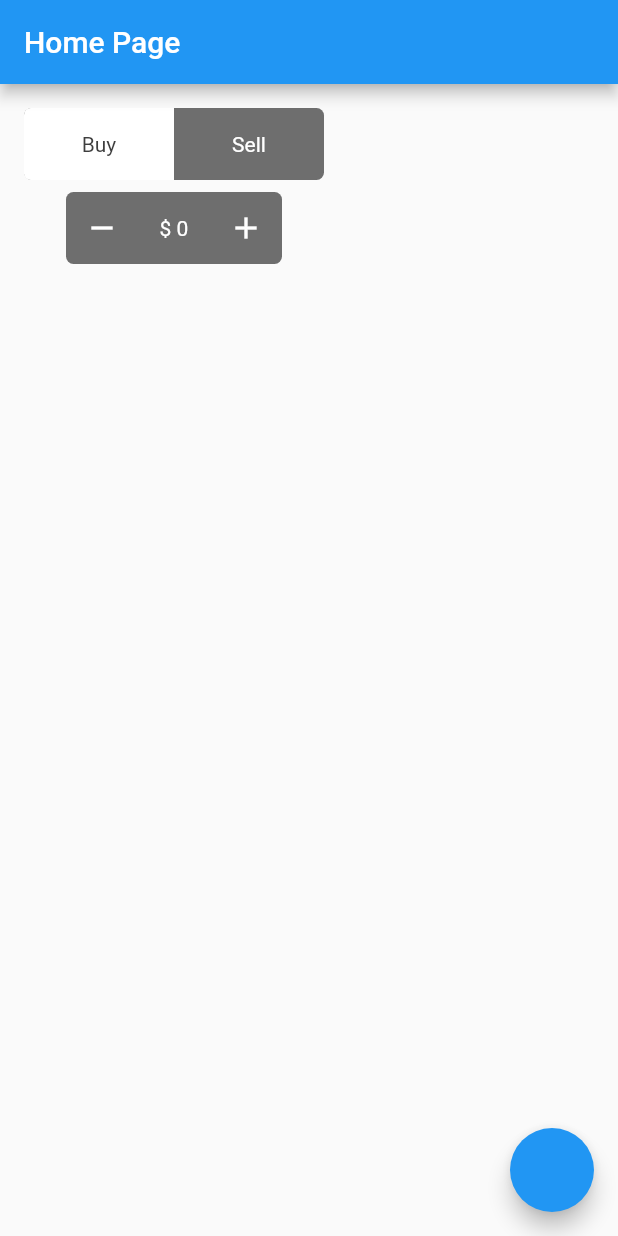
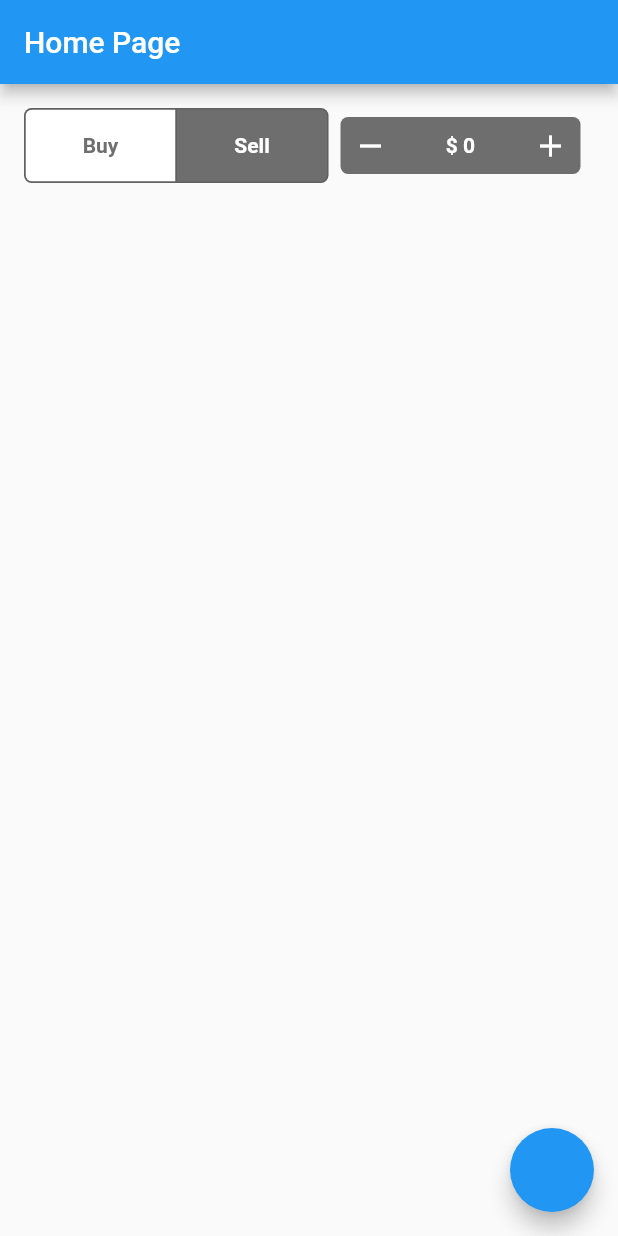
Before and after one commit to hamed-fs/flutter_binary_simple_app, a Flutter app: the screen it shows after launch, after a tap on the "remove" icon, on a phone screen of 412 x 824 dp. Run offline on Flutter 3.47's test engine with Material 2 defaults, Android fonts, the phone set to English and light mode, and no system bars.

Commit message:
- refactor value stepper

```diff
--- a/lib/pages/home_page.dart
+++ b/lib/pages/home_page.dart
@@ -23,7 +23,7 @@ class _HomePageState extends State<HomePage> {
         ),
         body: Padding(
           padding: const EdgeInsets.all(8.0),
-          child: Column(
+          child: Row(
             children: <Widget>[
               Padding(
                 padding: const EdgeInsets.all(8.0),
@@ -36,7 +36,7 @@ class _HomePageState extends State<HomePage> {
                 initialValue: stepperValue,
                 prefix: '\$',
                 stepSize: 100.0,
-                callback: (value) => print(value),
+                callback: null,
               ),
             ],
           ),
--- a/lib/theme/app_theme.dart
+++ b/lib/theme/app_theme.dart
@@ -1,29 +1,32 @@
 import 'package:flutter/material.dart';
 
 class AppTheme {
-  static Color accentCoralRed = Color(0xFFFF444F);
-  static Color accentGulfStream = Color(0xFF85ACB0);
+  static Color accentCoralRedColor = Color(0xFFFF444F);
+  static Color accentGulfStreamColor = Color(0xFF85ACB0);
 
-  static Color brickRed = Color(0xFFCC2E3D);
-  static Color persianGreen = Color(0xFF00A79E);
+  static Color brickRedColor = Color(0xFFCC2E3D);
+  static Color persianGreenColor = Color(0xFF00A79E);
 
-  static Color prominent = Color(0xFFFFFFFF);
-  static Color general = Color(0xFFC2C2C2);
-  static Color lessProminent = Color(0xFF6E6E6E);
-  static Color disabled = Color(0xFF3E3E3E);
+  static Color prominentColor = Color(0xFFFFFFFF);
+  static Color generalColor = Color(0xFFC2C2C2);
+  static Color lessProminentColor = Color(0xFF6E6E6E);
+  static Color disabledColor = Color(0xFF3E3E3E);
 
-  static TextStyle display3 = TextStyle(fontSize: 56.0, fontWeight: FontWeight.normal);
-  static TextStyle display2 = TextStyle(fontSize: 45.0, fontWeight: FontWeight.normal);
-  static TextStyle display1 = TextStyle(fontSize: 34.0, fontWeight: FontWeight.normal);
+  static TextStyle display3Style = TextStyle(fontSize: 56.0, fontWeight: FontWeight.normal, color: prominentColor);
+  static TextStyle display2Style = TextStyle(fontSize: 45.0, fontWeight: FontWeight.normal, color: prominentColor);
+  static TextStyle display1Style = TextStyle(fontSize: 34.0, fontWeight: FontWeight.normal, color: prominentColor);
 
-  static TextStyle headline = TextStyle(fontSize: 24.0, fontWeight: FontWeight.normal);
-  static TextStyle title = TextStyle(fontSize: 20.0, fontWeight: FontWeight.normal);
-  static TextStyle subheading = TextStyle(fontSize: 16.0, fontWeight: FontWeight.normal);
+  static TextStyle headlineStyle = TextStyle(fontSize: 24.0, fontWeight: FontWeight.normal, color: prominentColor);
+  static TextStyle titleStyle = TextStyle(fontSize: 20.0, fontWeight: FontWeight.normal, color: prominentColor);
+  static TextStyle subheadingStyle = TextStyle(fontSize: 16.0, fontWeight: FontWeight.normal, color: prominentColor);
 
-  static TextStyle body2 = TextStyle(fontSize: 14.0, fontWeight: FontWeight.bold);
-  static TextStyle body1 = TextStyle(fontSize: 14.0, fontWeight: FontWeight.normal);
+  static TextStyle body2Style = TextStyle(fontSize: 14.0, fontWeight: FontWeight.bold, color: prominentColor);
+  static TextStyle body1Style = TextStyle(fontSize: 14.0, fontWeight: FontWeight.normal, color: prominentColor);
 
-  static TextStyle caption = TextStyle(fontSize: 12.0, fontWeight: FontWeight.normal);
+  static TextStyle captionStyle = TextStyle(fontSize: 12.0, fontWeight: FontWeight.normal, color: prominentColor);
 
-  static TextStyle buttom = TextStyle(fontSize: 14.0, fontWeight: FontWeight.normal);
+  static TextStyle buttonStyle = TextStyle(fontSize: 14.0, fontWeight: FontWeight.normal, color: prominentColor);
+
+  static TextStyle switchButtonStyle = TextStyle(fontSize: 14.0, fontWeight: FontWeight.bold);
+  static TextStyle valueStepperStyle = TextStyle(fontSize: 14.0, fontWeight: FontWeight.bold, color: prominentColor);
 }
--- a/lib/widgets/switch_button.dart
+++ b/lib/widgets/switch_button.dart
@@ -39,29 +39,25 @@ class _SwitchButtonState extends State<SwitchButton> {
   Widget build(BuildContext context) {
     return Container(
       decoration: BoxDecoration(
-        color: AppTheme.lessProminent,
+        color: AppTheme.lessProminentColor,
         borderRadius: BorderRadius.all(Radius.circular(5.0)),
       ),
       child: ToggleButtons(
-        renderBorder: false,
-        color: AppTheme.prominent,
-        selectedColor: AppTheme.disabled,
-        fillColor: AppTheme.prominent,
+        renderBorder: true,
+        color: AppTheme.prominentColor,
+        selectedColor: AppTheme.lessProminentColor,
+        fillColor: AppTheme.prominentColor,
         borderRadius: BorderRadius.circular(5.0),
         children: widget.labels
             .map(
               (String label) => Container(
                 width: _width,
-                child: Text(
-                  label,
-                  style: AppTheme.buttom,
-                  textAlign: TextAlign.center,
-                ),
+                child: Text(label, style: AppTheme.switchButtonStyle, textAlign: TextAlign.center),
               ),
             )
             .toList(),
         onPressed: (int index) {
-          widget.callback(index);
+          widget?.callback(index);
 
           setState(() => _handleButtonSelection(index));
         },
--- a/lib/widgets/value_stepper.dart
+++ b/lib/widgets/value_stepper.dart
@@ -5,8 +5,8 @@ import 'package:intl/intl.dart';
 import 'package:flutter_binary_simple_app/theme/app_theme.dart';
 
 const int DECREAMENT = 0;
-const int CALLBACK = 1;
-const int INCREAMENT = 2;
+const int INCREAMENT = 1;
+const int CALLBACK = 2;
 
 class ValueStepper extends StatefulWidget {
   final double initialValue;
@@ -52,27 +52,54 @@ class _ValueStepperState extends State<ValueStepper> {
   @override
   Widget build(BuildContext context) {
     return Container(
-      decoration: BoxDecoration(
-        color: AppTheme.lessProminent,
+      child: Material(
+        color: AppTheme.lessProminentColor,
         borderRadius: BorderRadius.all(Radius.circular(5.0)),
-      ),
-      child: ToggleButtons(
-        renderBorder: false,
-        color: AppTheme.prominent,
-        borderRadius: BorderRadius.circular(5.0),
-        children: <Widget>[
-          Icon(Icons.remove),
-          Container(child: Text('${widget.prefix} ${_numberFormat.format(_value)}', textAlign: TextAlign.center, style: AppTheme.buttom)),
-          Icon(Icons.add),
-        ],
-        onPressed: (int index) => _react(index),
-        isSelected: [false, false, false],
+        child: Row(
+          mainAxisSize: MainAxisSize.min,
+          mainAxisAlignment: MainAxisAlignment.center,
+          children: <Widget>[
+            Padding(
+              padding: const EdgeInsets.symmetric(horizontal: 8.0, vertical: 7.0),
+              child: InkWell(
+                borderRadius: BorderRadius.circular(5.0),
+                child: Icon(Icons.remove, color: AppTheme.prominentColor),
+                onTap: () => _react(DECREAMENT),
+              ),
+            ),
+            ConstrainedBox(
+              constraints: BoxConstraints(minWidth: 80.0),
+              child: Container(
+                child: InkWell(
+                  borderRadius: BorderRadius.circular(5.0),
+                  child: Padding(
+                    padding: const EdgeInsets.symmetric(horizontal: 8.0, vertical: 7.0),
+                    child: Text(
+                      '${widget.prefix} ${_numberFormat.format(_value)}',
+                      style: AppTheme.valueStepperStyle,
+                      textAlign: TextAlign.center,
+                    ),
+                  ),
+                  onTap: () => _react(CALLBACK),
+                ),
+              ),
+            ),
+            Padding(
+              padding: const EdgeInsets.symmetric(horizontal: 8.0, vertical: 7.0),
+              child: InkWell(
+                borderRadius: BorderRadius.circular(5.0),
+                child: Icon(Icons.add, color: AppTheme.prominentColor),
+                onTap: () => _react(INCREAMENT),
+              ),
+            ),
+          ],
+        ),
       ),
     );
   }
 
-  void _react(int index) {
-    switch (index) {
+  void _react(int action) {
+    switch (action) {
       case DECREAMENT:
         _value -= widget.stepSize;
         _value = _value < 0.0 && !widget.allowNegativeValue ? 0.0 : _value;
@@ -80,7 +107,7 @@ class _ValueStepperState extends State<ValueStepper> {
         setState(() => _value);
         break;
       case CALLBACK:
-        widget.callback(_value);
+        widget?.callback(_value);
         break;
       case INCREAMENT:
         _value += widget.stepSize;
```
